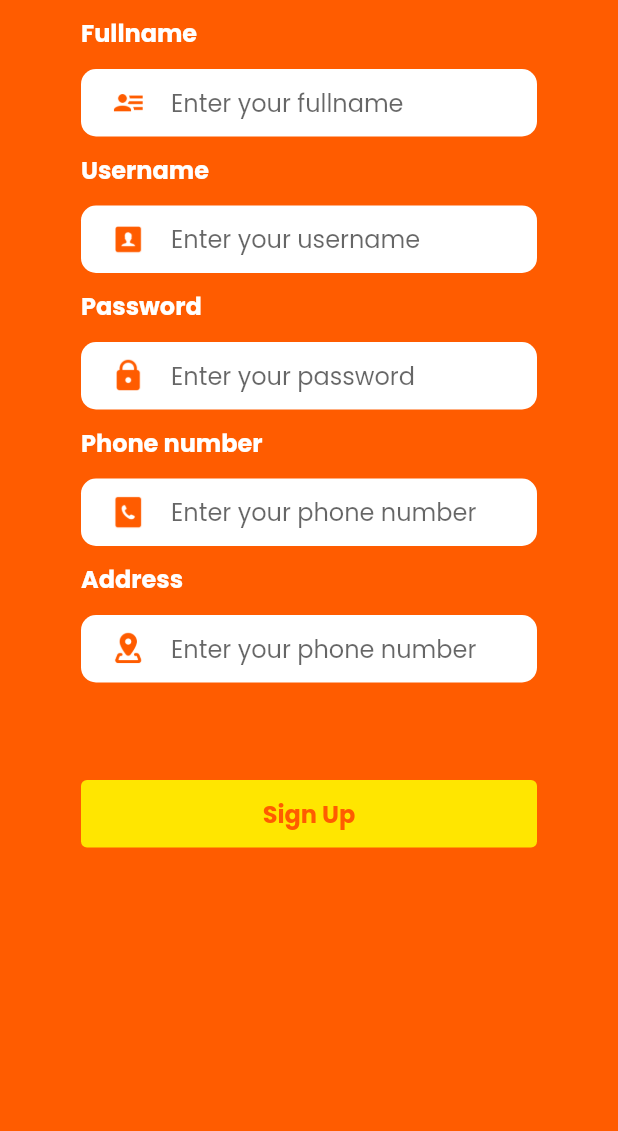
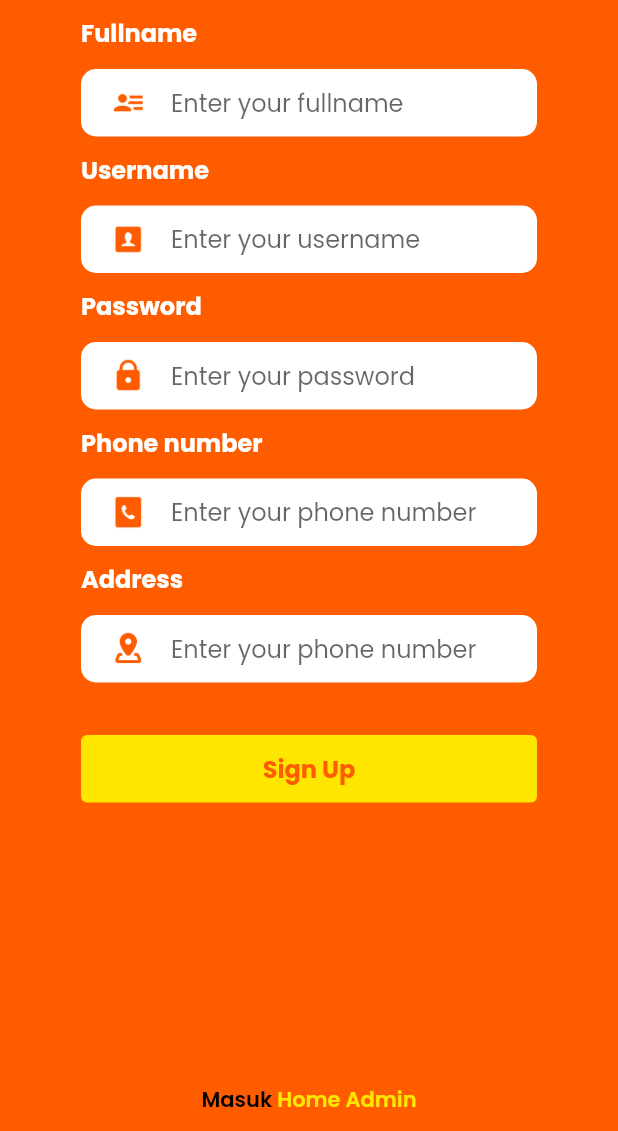
Before and after one commit to yoesside/Animise-Flutter, a Flutter app: the SignUpPage screen opened by its route, on a phone screen of 412 x 824 dp, the part 105-1236 px from its top. Run offline on Flutter 3.47's test engine with Material 2 defaults, Android fonts, the phone set to English and light mode, and no system bars; our stand-ins replace google_fonts.

Commit message:
Update Homescreen Admin

```diff
--- a/lib/main.dart
+++ b/lib/main.dart
@@ -1,5 +1,6 @@
 // import 'dart:js';
 
+import 'package:animise_application/pages/homescreen_admin_page.dart';
 import 'package:animise_application/pages/sign_in_page.dart';
 import 'package:animise_application/pages/sign_up_page.dart';
 import 'package:animise_application/pages/splash_page.dart';
@@ -20,6 +21,7 @@ class MyApp extends StatelessWidget {
         '/': (context) => SplashPage(),
         '/sign-in': (context) => SignInPage(),
         '/sign-up': (context) => SignUpPage(),
+        '/homescreen-admin': (context) => HomescreenAdminPage(),
       },
     );
   }
--- a/lib/pages/sign_in_page.dart
+++ b/lib/pages/sign_in_page.dart
@@ -147,6 +147,7 @@ class SignInPage extends StatelessWidget {
           ));
     }
 
+
     return Scaffold(
       backgroundColor: primaryOrangeColor,
       resizeToAvoidBottomInset: false,
@@ -182,6 +183,7 @@ class SignInPage extends StatelessWidget {
               signInButton(),
               Spacer(),
               footer(),
+
             ],
           ),
         ),
--- a/lib/pages/sign_up_page.dart
+++ b/lib/pages/sign_up_page.dart
@@ -258,7 +258,7 @@ class SignUpPage extends StatelessWidget {
       return Container(
         height: 45,
         width: double.infinity,
-        margin: EdgeInsets.only(top: 65),
+        margin: EdgeInsets.only(top: 35),
         child: TextButton(
           onPressed: () {},
           style: TextButton.styleFrom(
@@ -273,6 +273,29 @@ class SignUpPage extends StatelessWidget {
           ),
         ),
       );
+    }
+
+    Widget footer() {
+      return Container(
+          margin: EdgeInsets.only(bottom: 10),
+          child: Row(
+            mainAxisAlignment: MainAxisAlignment.center,
+            children: [
+              Text("Masuk",
+                  style: primaryTextStyle.copyWith(
+                      fontSize: 14, fontWeight: semibold)),
+              GestureDetector(
+                onTap: (){
+                  Navigator.pushNamed(context, '/homescreen-admin');
+                },
+                child: Text(
+                  " Home Admin",
+                  style: fourthTextStyle.copyWith(
+                      fontSize: 14, fontWeight: semibold),
+                ),
+              ),
+            ],
+          ));
     }
 
 
@@ -301,6 +324,7 @@ class SignUpPage extends StatelessWidget {
               addressInput(),
               signUpButton(),
               Spacer(),
+              footer(),
             ],
           ),
         ),
```
Also changed, not shown: lib/pages/homescreen_admin_page.dart (added, +115 -0 lines), assets/Chat_admin.png (added), assets/Modify_banner.png (added), assets/Order_list.png (added), assets/Profile_admin.png (added), assets/add_product.png (added), assets/view_product.png (added).
